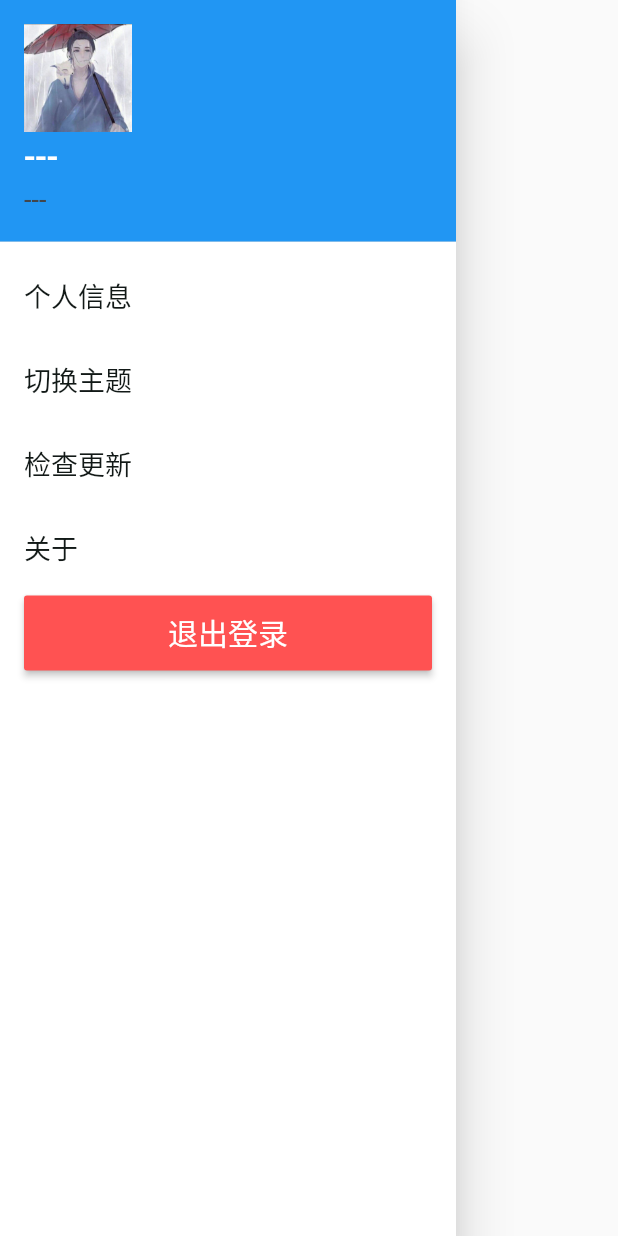
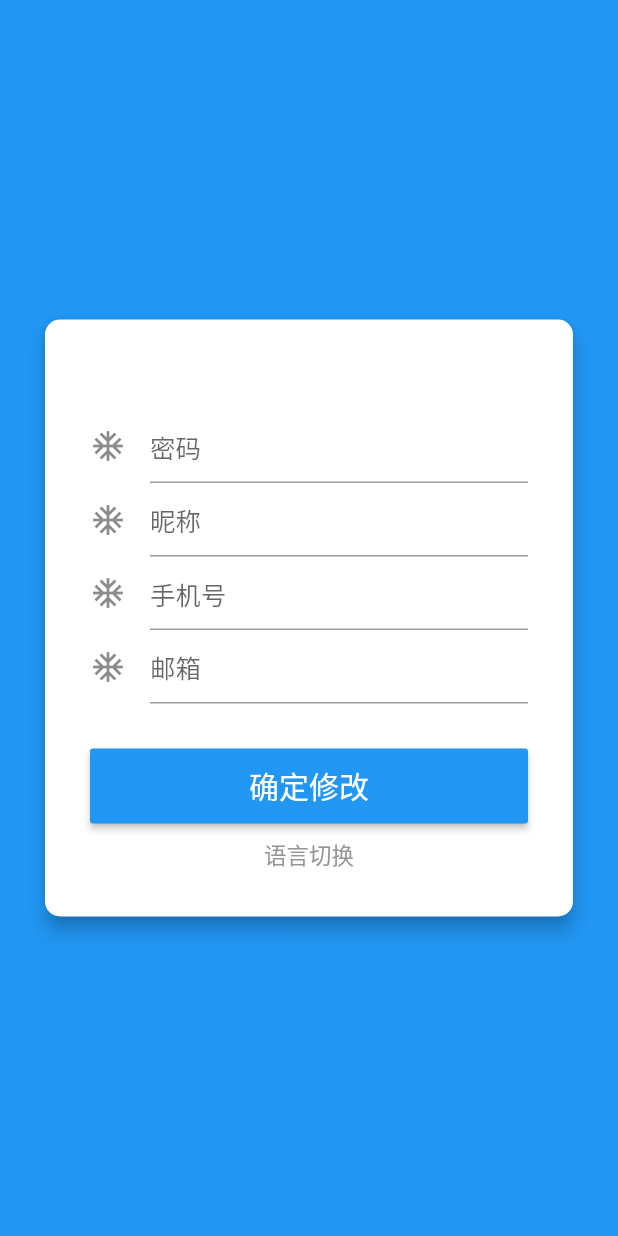
Before and after one commit to QianchengYan/knowledge-manager, a Flutter app: the HomeDrawer widget shown alone on an empty page, opened directly, after a tap on "个人信息", on a phone screen of 412 x 824 dp. Run offline on Flutter 3.47's test engine with Material 2 defaults, Android fonts, the light colour scheme and no system bars; our stand-ins replace connectivity, device_info, dio, event_bus, flutter_cache_manager, flutter_redux and 9 more; missing offline and left inert: android_intent; accounts and stored records are empty; generated files the repository leaves out were written again; network calls fail.

Commit message:
更改个人信息完成

```diff
--- a/knowledge_manager/lib/common/localization/my_string_base.dart
+++ b/knowledge_manager/lib/common/localization/my_string_base.dart
@@ -31,6 +31,7 @@ abstract class MyStringBase {
   String get switch_language;
 
   String get app_name;
+  String get app_version;
 
   String get home_reply;
   String get drawer_user_info;
@@ -38,6 +39,7 @@ abstract class MyStringBase {
   String get drawer_check_update;
   String get drawer_about;
   String get drawer_logout;
+  String get change_userinfo_check;
 
   String get network_error;
   String get network_error_401;
--- a/knowledge_manager/lib/common/localization/my_string_en.dart
+++ b/knowledge_manager/lib/common/localization/my_string_en.dart
@@ -14,7 +14,11 @@ class MyStringEn extends MyStringBase {
   String home_language_en = "English";
 
   @override
-  String app_version_title = "1.0";
+  String app_name = "knowledge Manager";
+  @override
+  String app_version_title = "Version";
+  @override
+  String app_version = "V1.0.0";
 
   @override
   String app_cancel = "CANCEL";
@@ -35,6 +39,7 @@ class MyStringEn extends MyStringBase {
     @override
   String signup_text = "Signup";
 
+
 // SignupPage
   @override
   String signup_username = "username";
@@ -47,12 +52,16 @@ class MyStringEn extends MyStringBase {
     @override
   String signup_email = "emial";
 
+// ChangeUserInfo
+     @override
+  String change_userinfo_check = "Confirm Change";
+
 
   @override
   String switch_language = "Language";
 
-  @override
-  String app_name = "knowledge Manager";
+
+
 
 // HomePage
   @override
--- a/knowledge_manager/lib/common/localization/my_string_zh.dart
+++ b/knowledge_manager/lib/common/localization/my_string_zh.dart
@@ -5,27 +5,20 @@ class MyStringZh extends MyStringBase {
   String welcomeMessage = "欢迎来到Flutter";
 
   @override
-  String home_language_default = "默认";
-
+  String app_name = "知识管家";
   @override
-  String home_language_zh = "中文";
-
+  String app_version_title = "版本";
   @override
-  String home_language_en = "英文";
-
+  String app_version = "V1.0.0";
   @override
-  String app_version_title = "1.0";
-
+  String app_ok = "确定";
   @override
   String app_cancel = "取消";
 
   @override
-  String app_ok = "确定";
-
-  @override
   String loading_text = "加载中";
 
-// LoginPage
+  // LoginPage
   @override
   String login_username_hint_text = "账号";
   @override
@@ -47,7 +40,17 @@ class MyStringZh extends MyStringBase {
   @override
   String signup_email = "邮箱";
 
+  // ChangeUserInfo
+  @override
+  String change_userinfo_check = "确定修改";
+
   // HomePage
+  @override
+  String home_language_default = "默认";
+  @override
+  String home_language_zh = "中文";
+  @override
+  String home_language_en = "英文";
   @override
   String drawer_user_info = "个人信息";
   @override
@@ -61,9 +64,6 @@ class MyStringZh extends MyStringBase {
 
   @override
   String switch_language = "语言切换";
-
-  @override
-  String app_name = "知识管家";
 
   @override
   String home_reply = "问题反馈";
--- a/knowledge_manager/lib/common/net/address.dart
+++ b/knowledge_manager/lib/common/net/address.dart
@@ -25,6 +25,10 @@ class Address {
   static getUserInfo() {
     return "${host}api/user/user_info";
   }
+  // 更改用户信息
+  static updateUserInfoUrl() {
+    return "${host}api/user/update";
+  }
 
 
 
--- a/knowledge_manager/lib/common/utils/navigator_utils.dart
+++ b/knowledge_manager/lib/common/utils/navigator_utils.dart
@@ -1,6 +1,7 @@
 import 'package:flutter/cupertino.dart';
 import 'package:flutter/material.dart';
 import 'package:knowledge_manager/pages/farm/FarmPage.dart';
+import 'package:knowledge_manager/pages/home/change_userinfo_page.dart';
 import 'package:knowledge_manager/pages/home/home_page.dart';
 import 'package:knowledge_manager/pages/login/login_page.dart';
 import 'package:knowledge_manager/pages/login/signup_page.dart';
@@ -14,7 +15,7 @@ class NavigatorUtils {
     return MediaQuery(
       // 不受系统字体缩放的影响
       data: MediaQueryData.fromWindow(WidgetsBinding.instance.window)
-      .copyWith(textScaleFactor: 1),
+          .copyWith(textScaleFactor: 1),
       child: widget,
     );
   }
@@ -26,7 +27,8 @@ class NavigatorUtils {
 
   // 注册页
   static goSignup(BuildContext context) {
-    Navigator.push(context, MaterialPageRoute(builder: (context) => new SignupPage()));
+    Navigator.push(
+        context, MaterialPageRoute(builder: (context) => new SignupPage()));
     // Navigator.pushReplacementNamed(context, SignupPage.routeName);
   }
 
@@ -35,9 +37,16 @@ class NavigatorUtils {
     Navigator.pushReplacementNamed(context, HomePage.routeName);
   }
 
+  // 更改个人信息
+  static goChangeUserInfo(BuildContext context) {
+    Navigator.push(
+        context, MaterialPageRoute(builder: (context) => new ChangeUserInfoPage()));
+  }
+
   // 知识农场列表
   static goFarm(BuildContext context) {
-    Navigator.push(context, MaterialPageRoute(builder: (context) => new FarmPage()));
+    Navigator.push(
+        context, MaterialPageRoute(builder: (context) => new FarmPage()));
   }
 
   // 弹出 dialog
--- /dev/null
+++ b/knowledge_manager/lib/pages/home/change_userinfo_page.dart
@@ -0,0 +1,246 @@
+import 'package:flutter/material.dart';
+import 'package:flutter_redux/flutter_redux.dart';
+import 'package:knowledge_manager/common/config/config.dart';
+import 'package:knowledge_manager/common/localization/default_localizations.dart';
+import 'package:knowledge_manager/common/style/my_colors.dart';
+import 'package:knowledge_manager/common/utils/common_utils.dart';
+import 'package:knowledge_manager/common/utils/navigator_utils.dart';
+import 'package:knowledge_manager/common/utils/show_dialog_utils.dart';
+import 'package:knowledge_manager/dao/dao_result.dart';
+import 'package:knowledge_manager/dao/user_dao.dart';
+import 'package:knowledge_manager/redux/my_state.dart';
+import 'package:knowledge_manager/widgets/my_flex_button.dart';
+
+/**
+ * 登录页
+ */
+class ChangeUserInfoPage extends StatefulWidget {
+  static const routeName = 'changeUserInfo';
+  @override
+  _ChangeUserInfoPageState createState() => _ChangeUserInfoPageState();
+}
+
+class _ChangeUserInfoPageState extends State<ChangeUserInfoPage> {
+  List<IconData> icons = [
+    Icons.ac_unit, // 头像上传
+    Icons.ac_unit, // 密码
+    Icons.ac_unit, // 昵称
+    Icons.ac_unit, // 手机
+    Icons.ac_unit, // 邮箱
+  ];
+  _onSignupButtonTap() async {
+    await changeUserInfo();
+    print("======SignupButtonTap$changeUserInfoResult");
+    String alertContent = changeUserInfoDetail;
+    switch (changeUserInfoResult) {
+      case -2:
+        // 网络错误
+        return;
+      case 1:
+        // 修改个人信息成功
+        Navigator.of(context).pop();
+        break;
+      default:
+        break;
+    }
+    DialogUtils.showMyDialog(context, "提示", alertContent);
+  }
+
+  final TextEditingController passwordController = new TextEditingController();
+  final TextEditingController nameController = new TextEditingController();
+  final TextEditingController phoneController = new TextEditingController();
+  final TextEditingController emailController = new TextEditingController();
+
+  String _username;
+  String _password;
+  String _name;
+  String _phone;
+  String _email;
+
+  int changeUserInfoResult = 0;
+  String changeUserInfoDetail;
+
+  var store;
+
+  @override
+  void initState() {
+    super.initState();
+  }
+
+  @override
+  void didChangeDependencies() {
+    super.didChangeDependencies();
+    store = StoreProvider.of<MyState>(context);
+    _username = store.state.userInfo.username;
+    _password = "";
+    _name = store.state.userInfo.name;
+    _phone = store.state.userInfo.phone;
+    _email = store.state.userInfo.email;
+    passwordController.value = new TextEditingValue(text: _password ?? "");
+    nameController.value = new TextEditingValue(text: _name ?? "");
+    phoneController.value = new TextEditingValue(text: _phone ?? "");
+    emailController.value = new TextEditingValue(text: _email ?? "");
+  }
+
+  @override
+  void dispose() {
+    super.dispose();
+    passwordController.dispose();
+    nameController.dispose();
+    phoneController.dispose();
+    emailController.dispose();
+  }
+
+  changeUserInfo() async {
+    _password = passwordController.value.text;
+    _name = nameController.value.text;
+    _phone = phoneController.value.text;
+    _email = emailController.value.text;
+    if (Config.DEBUG) {
+      print("_username:$_username");
+      print("_password:${_password.length}");
+      print("_name:$_name");
+      print("_phone:$_phone");
+      print("_email:$_email");
+    }
+
+    if (_password == null || _password.length == 0) {
+      // 提示：密码不能为空
+      changeUserInfoResult = -1;
+      changeUserInfoDetail = "密码不能为空";
+      return;
+    }
+    if (_name == null || _name.length == 0) {
+      // 提示：用户昵称不能为空
+      changeUserInfoResult = -1;
+      _name = "用户昵称不能为空";
+      return;
+    }
+
+    changeUserInfoResult = 0;
+    DaoResult result = await UserDao.changeUserInfo(
+        _username, _password, _name, _phone, _email, store);
+
+    if (result != null) {
+      if (result.result) {
+        // 修改个人信息成功
+        changeUserInfoResult = 1;
+      } else {
+        // 修改个人信息失败
+        changeUserInfoResult = 0;
+      }
+      changeUserInfoDetail = result.data;
+    } else {
+      //网络错误，不做处理
+      changeUserInfoResult = -2;
+    }
+  }
+
+  @override
+  Widget build(BuildContext context) {
+    // 触摸收起键盘
+    return new GestureDetector(
+      behavior: HitTestBehavior.translucent,
+      onTap: () {
+        FocusScope.of(context).requestFocus(new FocusNode());
+      },
+      child: Scaffold(
+        body: new Container(
+          color: Theme.of(context).primaryColor,
+          child: new Center(
+            // 防止overflow的现象
+            child: SafeArea(
+              // 同时弹出来的键盘不遮挡
+              child: SingleChildScrollView(
+                child: new Card(
+                  elevation: 5,
+                  shape: new RoundedRectangleBorder(
+                      borderRadius: BorderRadius.all(Radius.circular(10))),
+                  color: MyColors.cardWhite,
+                  margin: const EdgeInsets.only(left: 30, right: 30),
+                  child: new Padding(
+                    padding: new EdgeInsets.only(
+                        left: 30, top: 40, right: 30, bottom: 0),
+                    // 核心布局=================================
+                    child: new Column(
+                      mainAxisAlignment: MainAxisAlignment.center,
+                      mainAxisSize: MainAxisSize.min,
+                      children: <Widget>[
+                        new Padding(padding: new EdgeInsets.all(10)),
+                        // 密码输入框
+                        new TextField(
+                          controller: passwordController,
+                          onChanged: null,
+                          obscureText: false, //是否是密码
+                          decoration: new InputDecoration(
+                            hintText:
+                                MyLocalizations.i18n(context).signup_password,
+                            icon: Icon(icons[0]),
+                          ),
+                        ),
+                        // 昵称输入框
+                        new TextField(
+                          controller: nameController,
+                          onChanged: null,
+                          obscureText: false, //是否是密码
+                          decoration: new InputDecoration(
+                            hintText: MyLocalizations.i18n(context).signup_name,
+                            icon: Icon(icons[0]),
+                          ),
+                        ),
+                        // 手机号输入框
+                        new TextField(
+                          controller: phoneController,
+                          onChanged: null,
+                          obscureText: false, //是否是密码
+                          decoration: new InputDecoration(
+                            hintText:
+                                MyLocalizations.i18n(context).signup_phone,
+                            icon: Icon(icons[0]),
+                          ),
+                        ),
+                        // 邮箱输入框
+                        new TextField(
+                          controller: emailController,
+                          onChanged: null,
+                          obscureText: false, //是否是密码
+                          decoration: new InputDecoration(
+                            hintText:
+                                MyLocalizations.i18n(context).signup_email,
+                            icon: Icon(icons[0]),
+                          ),
+                        ),
+                        new Padding(padding: new EdgeInsets.all(15)),
+                        // 登录按钮
+                        new MyFlexButton(
+                          text: MyLocalizations.i18n(context).change_userinfo_check,
+                          color: Theme.of(context).primaryColor,
+                          textColor: Colors.white,
+                          onPress: _onSignupButtonTap,
+                        ),
+
+                        new SizedBox(
+                          height: 10,
+                        ),
+                        // 切换语言 水纹波
+                        InkWell(
+                          onTap: () {
+                            CommonUtils.showLanguageDialog(context);
+                          },
+                          child: Text(
+                              MyLocalizations.i18n(context).switch_language,
+                              style: TextStyle(color: MyColors.subTextColor)),
+                        ),
+                        new Padding(padding: new EdgeInsets.all(15))
+                      ],
+                    ),
+                  ),
+                ),
+              ),
+            ),
+          ),
+        ),
+      ),
+    );
+  }
+}
--- a/knowledge_manager/lib/pages/home/widget/home_drawer.dart
+++ b/knowledge_manager/lib/pages/home/widget/home_drawer.dart
@@ -2,12 +2,16 @@ import 'package:flutter/material.dart';
 import 'package:flutter_redux/flutter_redux.dart';
 import 'package:knowledge_manager/common/localization/default_localizations.dart';
 import 'package:knowledge_manager/common/style/my_colors.dart';
+import 'package:knowledge_manager/common/style/my_icons.dart';
 import 'package:knowledge_manager/common/style/my_images.dart';
 import 'package:knowledge_manager/common/style/my_text_style.dart';
+import 'package:knowledge_manager/common/utils/common_utils.dart';
 import 'package:knowledge_manager/common/utils/navigator_utils.dart';
+import 'package:knowledge_manager/common/utils/show_dialog_utils.dart';
 import 'package:knowledge_manager/model/User.dart';
 import 'package:knowledge_manager/redux/my_state.dart';
 import 'package:knowledge_manager/widgets/my_flex_button.dart';
+import 'package:package_info/package_info.dart';
 
 class HomeDrawer extends StatelessWidget {
   // for (int i = 0; i < list.length; i++) {
@@ -19,14 +23,25 @@ class HomeDrawer extends StatelessWidget {
   //     ),
   //   ));
   // }
+    showAboutDialog(BuildContext context, String versionName) {
+    versionName ??= "Null";
+    NavigatorUtils.showMyDialog(
+        context: context,
+        builder: (BuildContext context) => AboutDialog(
+              applicationName: MyLocalizations.i18n(context).app_name,
+              applicationVersion: MyLocalizations.i18n(context).app_version +
+                  ": " +
+                  versionName,
+              applicationIcon: new Image(
+                  image: new AssetImage(MyICons.DEFAULT_USER_ICON),
+                  width: 50.0,
+                  height: 50.0),
+              applicationLegalese: "http://github.com/CarGuo",
+            ));
+  }
   @override
   Widget build(BuildContext context) {
-    List<String> _titles = [
-      MyLocalizations.i18n(context).drawer_user_info,
-      MyLocalizations.i18n(context).drawer_change_theme,
-      MyLocalizations.i18n(context).drawer_check_update,
-      MyLocalizations.i18n(context).drawer_about,
-    ];
+    List<String> _titles = [];
     return new Material(
       child: new StoreBuilder<MyState>(
         builder: (context, store) {
@@ -79,34 +94,49 @@ class HomeDrawer extends StatelessWidget {
                               ),
                             ),
                           ),
+                          // 个人信息
                           new ListTile(
                             title: new Text(
-                              _titles[0],
+                              MyLocalizations.i18n(context).drawer_user_info,
+                              style: MyTextStyle.normalText,
+                            ),
+                            onTap: () {
+                              NavigatorUtils.goChangeUserInfo(context);
+                            },
+                          ),
+                          // 切换主题
+                          new ListTile(
+                            title: new Text(
+                              MyLocalizations.i18n(context).drawer_change_theme,
+                              style: MyTextStyle.normalText,
+                            ),
+                            onTap: () {
+                              CommonUtils.showLanguageDialog(context);
+                            },
+                          ),
+                          // 检查更新
+                          new ListTile(
+                            title: new Text(
+                              MyLocalizations.i18n(context).drawer_check_update,
                               style: MyTextStyle.normalText,
                             ),
                             onTap: () {},
                           ),
+                          // 关于
                           new ListTile(
                             title: new Text(
-                              _titles[1],
+                              MyLocalizations.i18n(context).drawer_about,
                               style: MyTextStyle.normalText,
                             ),
-                            onTap: () {},
+                            onTap: () {
+                              // PackageInfo.fromPlatform().then((value) {
+                              //   print("=============$value");
+                              //   showAboutDialog(context, value.version);
+                              // });
+                              DialogUtils.showMyDialog(context, MyLocalizations.i18n(context).app_version_title, MyLocalizations.i18n(context).app_version);
+                            },
                           ),
-                          new ListTile(
-                            title: new Text(
-                              _titles[2],
-                              style: MyTextStyle.normalText,
-                            ),
-                            onTap: () {},
-                          ),
-                          new ListTile(
-                            title: new Text(
-                              _titles[3],
-                              style: MyTextStyle.normalText,
-                            ),
-                            onTap: () {},
-                          ),
+                          // 退出登录按钮
                           new ListTile(
                             title: new MyFlexButton(
                               text: MyLocalizations.i18n(context).drawer_logout,
--- a/knowledge_manager/lib/start/app.dart
+++ b/knowledge_manager/lib/start/app.dart
@@ -14,6 +14,7 @@ import 'package:knowledge_manager/common/utils/common_utils.dart';
 import 'package:knowledge_manager/common/utils/navigator_utils.dart';
 import 'package:knowledge_manager/model/User.dart';
 import 'package:knowledge_manager/pages/farm/FarmPage.dart';
+import 'package:knowledge_manager/pages/home/change_userinfo_page.dart';
 import 'package:knowledge_manager/pages/home/home_page.dart';
 import 'package:knowledge_manager/pages/login/login_page.dart';
 import 'package:knowledge_manager/pages/login/signup_page.dart';
@@ -81,6 +82,10 @@ class _FlutterReduxAppState extends State<FlutterReduxApp>
               HomePage.routeName: (context) {
                 _context = context;
                 return NavigatorUtils.pageContainer(new HomePage());
+              },
+              ChangeUserInfoPage.routeName: (context) {
+                _context = context;
+                return NavigatorUtils.pageContainer(new ChangeUserInfoPage());
               },
               FarmPage.routeName: (context) {
                 _context = context;
--- a/knowledge_manager/pubspec.yaml
+++ b/knowledge_manager/pubspec.yaml
@@ -43,6 +43,7 @@ dependencies:
     sdk: flutter
   font_awesome_flutter: 8.2.0
   sqflite: ^1.1.7+1 # 数据库 lib/db
+  package_info: 0.4.0+6 # home/home_drawer 显示 关于app
 
 dev_dependencies:
   flutter_test:
```
Also changed, not shown: knowledge_manager/lib/common/utils/show_dialog_utils.dart (added, +34 -0 lines), knowledge_manager/lib/dao/user_dao.dart (+59 -1 lines), knowledge_manager/pubspec.lock, 2 other files.
